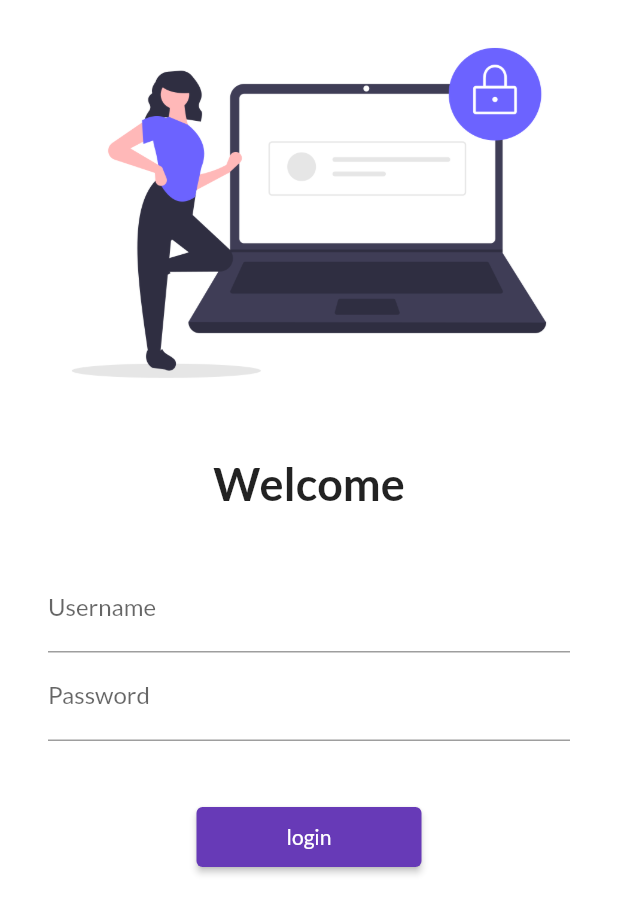
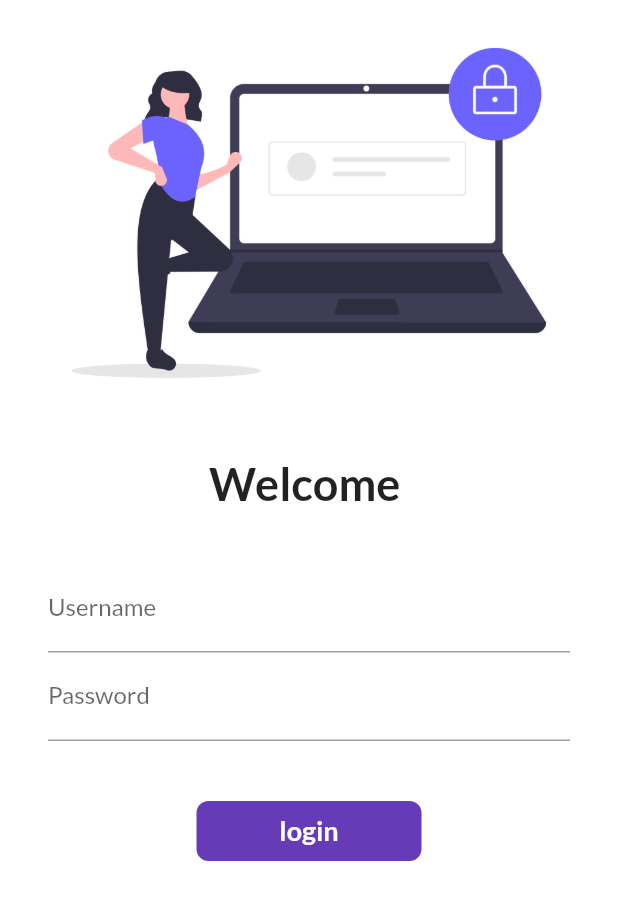
Before and after one commit to Aman2352002/30DaysOfFlutter, a Flutter app: the screen it shows after launch, on a phone screen of 412 x 824 dp. Shown: the top 914 px of the screen. Run offline on Flutter 3.47's test engine with Material 2 defaults, Android fonts, the phone set to English and light mode, and no system bars; our stand-ins replace google_fonts.

Commit message:
day 6 completed

```diff
--- a/lib/pages/login_page.dart
+++ b/lib/pages/login_page.dart
@@ -1,8 +1,16 @@
 import 'package:flutter/material.dart';
 import 'package:flutter_catalog/utils/routes.dart';
 
-class LoginPage extends StatelessWidget {
+class LoginPage extends StatefulWidget {
   const LoginPage({Key? key}) : super(key: key);
+
+  @override
+  _LoginPageState createState() => _LoginPageState();
+}
+
+class _LoginPageState extends State<LoginPage> {
+  String name = "";
+  bool changeButton = false;
 
   @override
   Widget build(BuildContext context) {
@@ -19,7 +27,7 @@ class LoginPage extends StatelessWidget {
                 height: 20,
               ),
               Text(
-                "Welcome",
+                "Welcome $name",
                 style: TextStyle(
                   fontSize: 30,
                   fontWeight: FontWeight.bold,
@@ -38,6 +46,9 @@ class LoginPage extends StatelessWidget {
                         hintText: "Enter Username",
                         labelText: "Username",
                       ),
+                      onChanged: (value) {
+                        setState(() {});
+                      },
                     ),
                     TextFormField(
                       obscureText: true,
@@ -49,13 +60,47 @@ class LoginPage extends StatelessWidget {
                     SizedBox(
                       height: 40,
                     ),
-                    ElevatedButton(
-                      child: Text("login"),
-                      style: TextButton.styleFrom(minimumSize: Size(150, 40)),
-                      onPressed: () {
+                    InkWell(
+                      onTap: () async {
+                        setState(() {
+                          changeButton = true;
+                        });
+                        await Future.delayed(Duration(seconds: 1));
                         Navigator.pushNamed(context, MyRoutes.homeRoute);
                       },
+                      child: AnimatedContainer(
+                        duration: Duration(seconds: 1),
+                        width: changeButton ? 50 : 150,
+                        height: 40,
+                        alignment: Alignment.center,
+                        child: changeButton
+                            ? Icon(
+                                Icons.done,
+                                color: Colors.white,
+                              )
+                            : Text(
+                                "login",
+                                style: TextStyle(
+                                  color: Colors.white,
+                                  fontWeight: FontWeight.bold,
+                                  fontSize: 18,
+                                ),
+                              ),
+                        decoration: BoxDecoration(
+                            color: Colors.deepPurple,
+                            //shape: changeButton?BoxShape.circle:BoxShape.rectangle,
+                            borderRadius:
+                                BorderRadius.circular(changeButton ? 50 : 8)),
+                      ),
                     )
+
+                    // ElevatedButton(
+                    //   child: Text("login"),
+                    //   style: TextButton.styleFrom(minimumSize: Size(150, 40)),
+                    //   onPressed: () {
+                    //     Navigator.pushNamed(context, MyRoutes.homeRoute);
+                    //   },
+                    // )
                   ],
                 ),
               )
```
